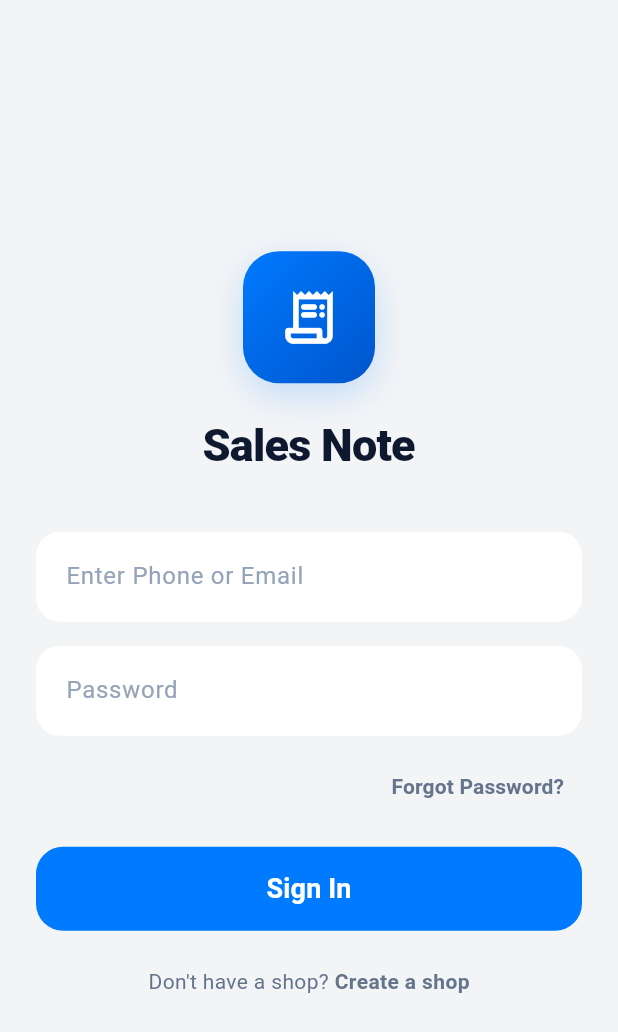
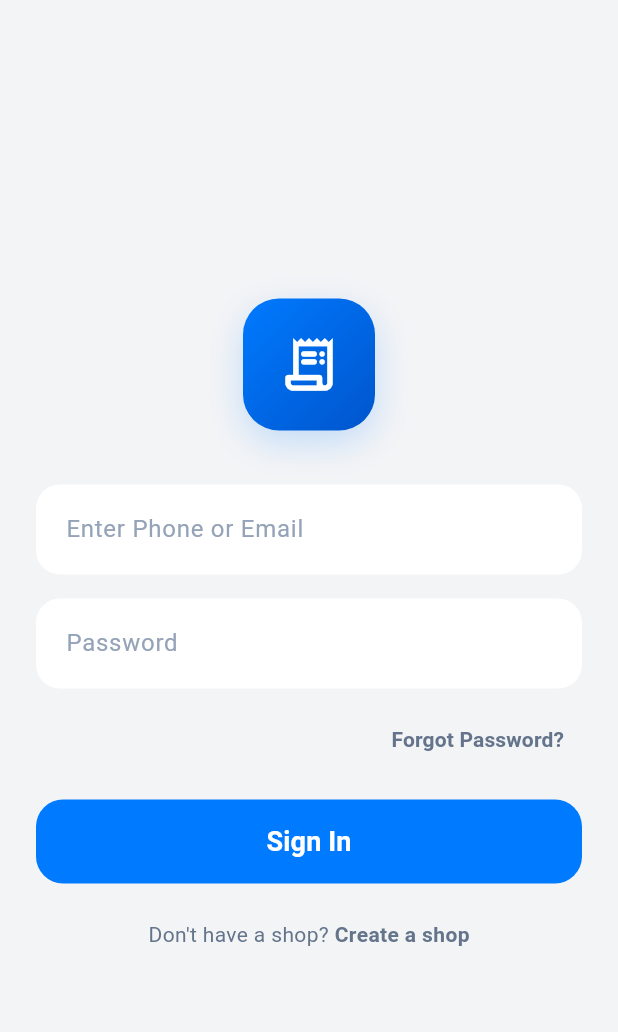
Before and after one commit to devfemibadmus/salesnote, a Flutter app: the Signin screen opened directly, on a phone screen of 412 x 824 dp. Shown: the top 1032 px of the screen. Run offline on Flutter 3.47's test engine with Material 3 defaults, Android fonts, the phone set to English and light mode, and no system bars; our stand-ins replace country_picker, device_info_plus, firebase_core, firebase_messaging, flutter_local_notifications, flutter_timezone and 7 more; missing offline and left inert: file_saver, phone_number, saver_gallery; accounts and stored records are empty.

Commit message:
style(auth): remove app name text under logo on signin

```diff
--- a/mobile/lib/screens/auth/signin/signin.dart
+++ b/mobile/lib/screens/auth/signin/signin.dart
@@ -167,18 +167,7 @@ class _SigninState extends State<Signin> {
                   ),
                 ),
               ),
-              const SizedBox(height: 20),
-              const Center(
-                child: Text(
-                  'Sales Note',
-                  style: TextStyle(
-                    fontSize: 30,
-                    fontWeight: FontWeight.w800,
-                    color: Color(0xFF0E1930),
-                    letterSpacing: -0.5,
-                  ),
-                ),
-              ),
+
               const SizedBox(height: 36),
               TextField(
                 controller: _loginId,
```
